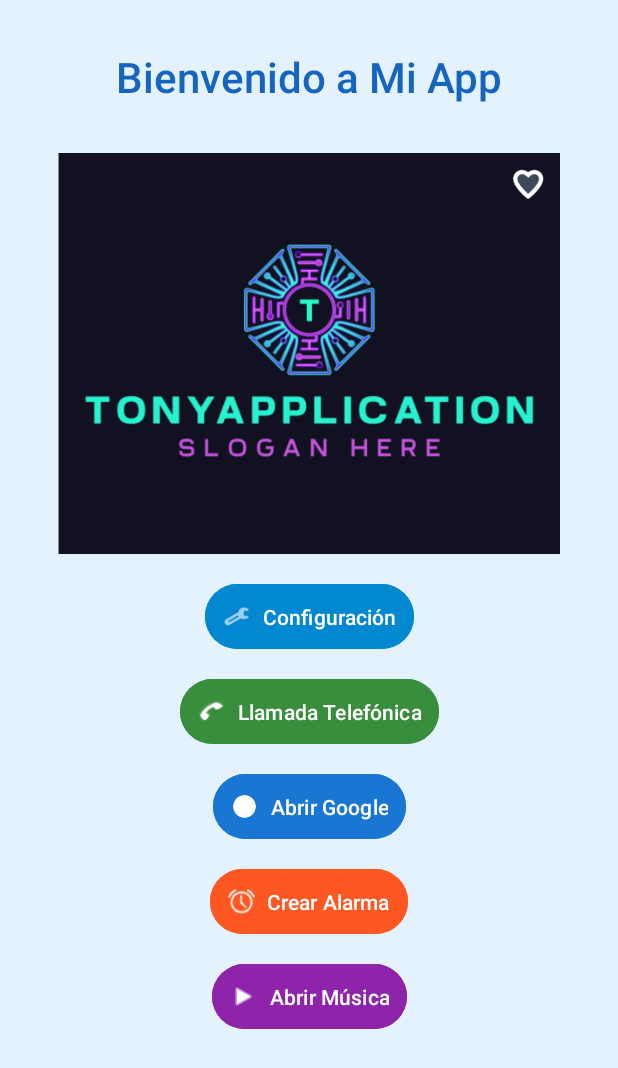
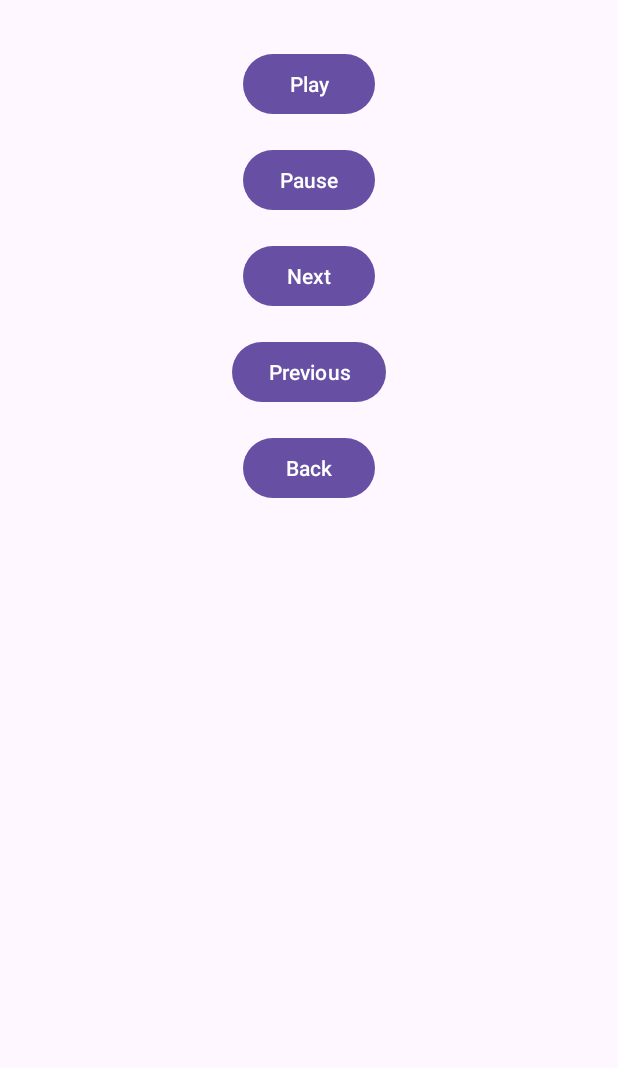
Before and after one commit to TonyArPe/PracticaEvaluable, an Android app: the screen it shows after launch (MainActivity before the commit, MusicPlayerActivity after it), after a tap on "Abrir Música", on a phone screen of 412 x 824 dp. Shown: the top 1068 px of the screen. Run offline under Robolectric (Android 15) with nearby library versions, the phone set to English and light mode, and no system bars.

Commit message:
Implementacion de logica y activitys

```diff
--- a/app/src/main/java/com/example/practicaevaluable/MainActivity.kt
+++ b/app/src/main/java/com/example/practicaevaluable/MainActivity.kt
@@ -6,13 +6,24 @@ import android.os.Build
 import android.os.Bundle
 import android.provider.AlarmClock
 import android.widget.Button
+import android.widget.Toast
 import androidx.appcompat.app.AppCompatActivity
+import androidx.core.app.ActivityCompat
+import androidx.core.content.ContextCompat
+import android.Manifest
+import android.content.SharedPreferences
+import android.content.pm.PackageManager
 
 class MainActivity : AppCompatActivity() {
+
+    private lateinit var sharedPreferences: SharedPreferences
+    private val REQUEST_CALL_PERMISSION = 1
 
     override fun onCreate(savedInstanceState: Bundle?) {
         super.onCreate(savedInstanceState)
         setContentView(R.layout.activity_main)
+
+        sharedPreferences = getSharedPreferences("app_prefs", MODE_PRIVATE)
 
         // Botón de abrir URL
         val urlButton = findViewById<Button>(R.id.urlButton)
@@ -28,15 +39,35 @@ class MainActivity : AppCompatActivity() {
                 putExtra(AlarmClock.EXTRA_MESSAGE, "Alarma Personalizada")
                 putExtra(AlarmClock.EXTRA_HOUR, 0)
                 putExtra(AlarmClock.EXTRA_MINUTES, 2)
+                putExtra(AlarmClock.EXTRA_VIBRATE, true)
             }
             startActivity(alarmIntent)
         }
 
-        // Botón de abrir reproductor de musica
-        val customButton = findViewById<Button>(R.id.customButton)
-        customButton.setOnClickListener {
-            val customIntent = Intent(Intent.ACTION_VIEW, Uri.parse("spotify:track:6rqhFgbbKwnb9MLmUQDhG6"))
-            startActivity(customIntent)
+        // Botón de abrir reproductor de música
+        val musicPlayerButton = findViewById<Button>(R.id.musicPlayerButton)
+        musicPlayerButton.setOnClickListener {
+            val intent = Intent(this, MusicPlayerActivity::class.java)
+            startActivity(intent)
+        }
+
+        // Botón de llamada telefónica
+        val callButton = findViewById<Button>(R.id.callButton)
+        callButton.setOnClickListener {
+            makePhoneCall()
+        }
+    }
+
+    private fun makePhoneCall() {
+        val savedPhoneNumber = sharedPreferences.getString("phone_number", null)
+        if (savedPhoneNumber != null) {
+            if (ContextCompat.checkSelfPermission(this, Manifest.permission.CALL_PHONE) != PackageManager.PERMISSION_GRANTED) {
+                ActivityCompat.requestPermissions(this, arrayOf(Manifest.permission.CALL_PHONE), REQUEST_CALL_PERMISSION)
+            } else {
+                startActivity(Intent(Intent.ACTION_CALL, Uri.parse("tel:$savedPhoneNumber")))
+            }
+        } else {
+            Toast.makeText(this, "No se ha configurado un número de teléfono", Toast.LENGTH_SHORT).show()
         }
     }
 }
--- /dev/null
+++ b/app/src/main/java/com/example/practicaevaluable/MusicPlayerActivity.kt
@@ -0,0 +1,62 @@
+package com.example.practicaevaluable
+
+import android.media.MediaPlayer
+import android.os.Bundle
+import android.widget.Button
+import androidx.appcompat.app.AppCompatActivity
+
+class MusicPlayerActivity : AppCompatActivity() {
+
+    private lateinit var mediaPlayer: MediaPlayer
+    private var currentSongIndex = 0
+    private val songs = arrayOf(R.raw.song1, R.raw.song2, R.raw.song3)
+
+    override fun onCreate(savedInstanceState: Bundle?) {
+        super.onCreate(savedInstanceState)
+        setContentView(R.layout.activity_music_player)
+
+        mediaPlayer = MediaPlayer.create(this, songs[currentSongIndex])
+
+        val playButton = findViewById<Button>(R.id.playButton)
+        val pauseButton = findViewById<Button>(R.id.pauseButton)
+        val nextButton = findViewById<Button>(R.id.nextButton)
+        val previousButton = findViewById<Button>(R.id.previousButton)
+        val backButton = findViewById<Button>(R.id.backButton)
+
+        playButton.setOnClickListener {
+            mediaPlayer.start()
+        }
+
+        pauseButton.setOnClickListener {
+            mediaPlayer.pause()
+        }
+
+        nextButton.setOnClickListener {
+            currentSongIndex = (currentSongIndex + 1) % songs.size
+            mediaPlayer.reset()
+            mediaPlayer = MediaPlayer.create(this, songs[currentSongIndex])
+            mediaPlayer.start()
+        }
+
+        previousButton.setOnClickListener {
+            currentSongIndex = (currentSongIndex - 1 + songs.size) % songs.size
+            mediaPlayer.reset()
+            mediaPlayer = MediaPlayer.create(this, songs[currentSongIndex])
+            mediaPlayer.start()
+        }
+
+        backButton.setOnClickListener {
+            mediaPlayer.stop()
+            mediaPlayer.release()
+            finish()
+        }
+    }
+
+    override fun onDestroy() {
+        super.onDestroy()
+        if (mediaPlayer.isPlaying) {
+            mediaPlayer.stop()
+        }
+        mediaPlayer.release()
+    }
+}
--- a/app/src/main/res/layout/activity_main.xml
+++ b/app/src/main/res/layout/activity_main.xml
@@ -2,7 +2,6 @@
 <androidx.constraintlayout.widget.ConstraintLayout xmlns:android="http://schemas.android.com/apk/res/android"
     xmlns:app="http://schemas.android.com/apk/res-auto"
     xmlns:tools="http://schemas.android.com/tools"
-    android:id="@+id/main"
     android:layout_width="match_parent"
     android:layout_height="match_parent"
     android:background="#e3f2fd"
@@ -13,7 +12,6 @@
         android:layout_width="wrap_content"
         android:layout_height="wrap_content"
         android:layout_marginTop="32dp"
-        android:fontFamily="sans-serif-medium"
         android:text="Bienvenido a Mi App"
         android:textColor="@color/colorPrimaryDark"
         android:textSize="28sp"
@@ -25,10 +23,6 @@
         android:id="@+id/imageView"
         android:layout_width="match_parent"
         android:layout_height="267dp"
-        android:layout_marginTop="32dp"
-        app:layout_constraintEnd_toEndOf="parent"
-        app:layout_constraintHorizontal_bias="0.497"
-        app:layout_constraintStart_toStartOf="parent"
         app:layout_constraintTop_toBottomOf="@+id/textView"
         app:srcCompat="@drawable/iconoapp" />
 
@@ -37,11 +31,7 @@
         android:layout_width="wrap_content"
         android:layout_height="wrap_content"
         android:layout_marginTop="16dp"
-        android:backgroundTint="@color/colorPrimary"
-        android:padding="12dp"
         android:text="Configuración"
-        android:textColor="#FFFFFF"
-        app:icon="@android:drawable/ic_menu_manage"
         app:layout_constraintEnd_toEndOf="parent"
         app:layout_constraintStart_toStartOf="parent"
         app:layout_constraintTop_toBottomOf="@id/imageView" />
@@ -51,11 +41,7 @@
         android:layout_width="wrap_content"
         android:layout_height="wrap_content"
         android:layout_marginTop="12dp"
-        android:backgroundTint="@color/colorSecondary"
-        android:padding="12dp"
         android:text="Llamada Telefónica"
-        android:textColor="#FFFFFF"
-        app:icon="@android:drawable/stat_sys_phone_call"
         app:layout_constraintEnd_toEndOf="parent"
         app:layout_constraintStart_toStartOf="parent"
         app:layout_constraintTop_toBottomOf="@id/configButton" />
@@ -65,11 +51,7 @@
         android:layout_width="wrap_content"
         android:layout_height="wrap_content"
         android:layout_marginTop="12dp"
-        android:backgroundTint="@color/colorAccent"
-        android:padding="12dp"
         android:text="Abrir Google"
-        android:textColor="#FFFFFF"
-        app:icon="@drawable/icons8_chrome_48"
         app:layout_constraintEnd_toEndOf="parent"
         app:layout_constraintStart_toStartOf="parent"
         app:layout_constraintTop_toBottomOf="@id/callButton" />
@@ -79,25 +61,17 @@
         android:layout_width="wrap_content"
         android:layout_height="wrap_content"
         android:layout_marginTop="12dp"
-        android:backgroundTint="#FF5722"
-        android:padding="12dp"
         android:text="Crear Alarma"
-        android:textColor="#FFFFFF"
-        app:icon="@android:drawable/ic_lock_idle_alarm"
         app:layout_constraintEnd_toEndOf="parent"
         app:layout_constraintStart_toStartOf="parent"
         app:layout_constraintTop_toBottomOf="@id/urlButton" />
 
     <Button
-        android:id="@+id/customButton"
+        android:id="@+id/musicPlayerButton"
         android:layout_width="wrap_content"
         android:layout_height="wrap_content"
         android:layout_marginTop="12dp"
-        android:backgroundTint="#8e24aa"
-        android:padding="12dp"
         android:text="Abrir Música"
-        android:textColor="#FFFFFF"
-        app:icon="@android:drawable/ic_media_play"
         app:layout_constraintEnd_toEndOf="parent"
         app:layout_constraintStart_toStartOf="parent"
         app:layout_constraintTop_toBottomOf="@id/alarmButton" />
--- /dev/null
+++ b/app/src/main/res/layout/activity_music_player.xml
@@ -0,0 +1,56 @@
+<?xml version="1.0" encoding="utf-8"?>
+<androidx.constraintlayout.widget.ConstraintLayout xmlns:android="http://schemas.android.com/apk/res/android"
+    xmlns:app="http://schemas.android.com/apk/res-auto"
+    android:layout_width="match_parent"
+    android:layout_height="match_parent">
+
+    <Button
+        android:id="@+id/playButton"
+        android:layout_width="wrap_content"
+        android:layout_height="wrap_content"
+        android:text="Play"
+        app:layout_constraintTop_toTopOf="parent"
+        app:layout_constraintStart_toStartOf="parent"
+        app:layout_constraintEnd_toEndOf="parent"
+        android:layout_marginTop="32dp"/>
+
+    <Button
+        android:id="@+id/pauseButton"
+        android:layout_width="wrap_content"
+        android:layout_height="wrap_content"
+        android:text="Pause"
+        app:layout_constraintTop_toBottomOf="@id/playButton"
+        app:layout_constraintStart_toStartOf="parent"
+        app:layout_constraintEnd_toEndOf="parent"
+        android:layout_marginTop="16dp"/>
+
+    <Button
+        android:id="@+id/nextButton"
+        android:layout_width="wrap_content"
+        android:layout_height="wrap_content"
+        android:text="Next"
+        app:layout_constraintTop_toBottomOf="@id/pauseButton"
+        app:layout_constraintStart_toStartOf="parent"
+        app:layout_constraintEnd_toEndOf="parent"
+        android:layout_marginTop="16dp"/>
+
+    <Button
+        android:id="@+id/previousButton"
+        android:layout_width="wrap_content"
+        android:layout_height="wrap_content"
+        android:text="Previous"
+        app:layout_constraintTop_toBottomOf="@id/nextButton"
+        app:layout_constraintStart_toStartOf="parent"
+        app:layout_constraintEnd_toEndOf="parent"
+        android:layout_marginTop="16dp"/>
+
+    <Button
+        android:id="@+id/backButton"
+        android:layout_width="wrap_content"
+        android:layout_height="wrap_content"
+        android:text="Back"
+        app:layout_constraintTop_toBottomOf="@id/previousButton"
+        app:layout_constraintStart_toStartOf="parent"
+        app:layout_constraintEnd_toEndOf="parent"
+        android:layout_marginTop="16dp"/>
+</androidx.constraintlayout.widget.ConstraintLayout>
```
Also changed, not shown: app/src/main/AndroidManifest.xml (+9 -2 lines), app/src/main/java/com/example/practicaevaluable/Configuracion.kt (added, +40 -0 lines), app/src/main/java/com/example/practicaevaluable/Llamadas.kt (added, +23 -0 lines), app/src/main/res/layout/activity_configuracion.xml (added, +51 -0 lines), app/src/main/res/layout/activity_llamadas.xml (added, +26 -0 lines), 3 other files.
